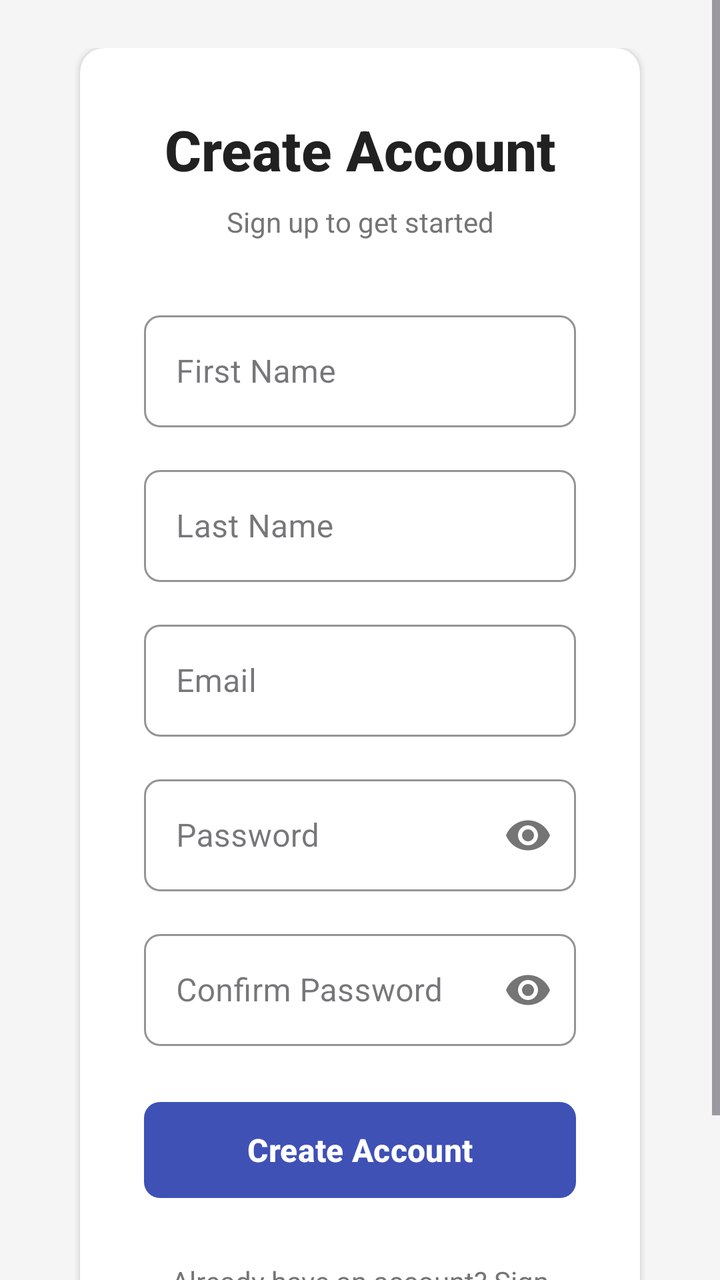
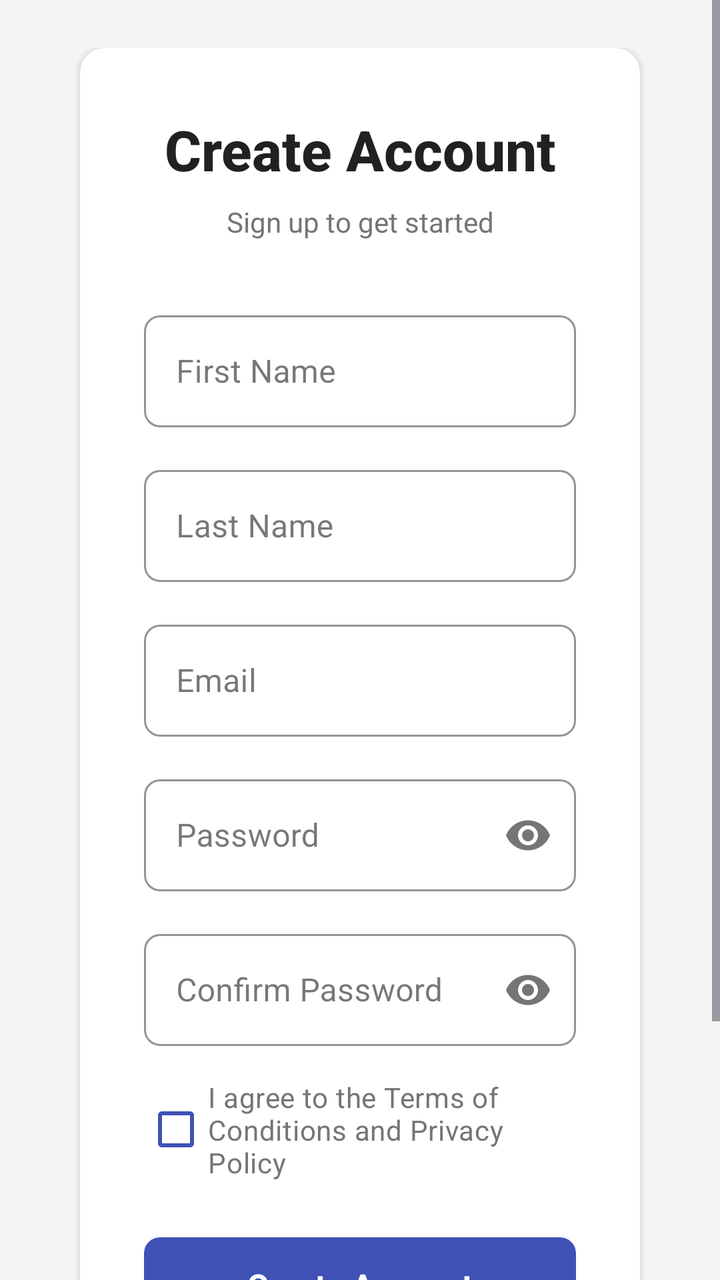

Two renders of the same Android screen: before a commit and after it. Below are the layout's source before the change and the commit's diff.
<!-- AndroidManifest.xml: application theme Theme.ProjectFlow -->
<!-- res/layout/fragment_register.xml -->
<?xml version="1.0" encoding="utf-8"?>
<ScrollView xmlns:android="http://schemas.android.com/apk/res/android"
    xmlns:app="http://schemas.android.com/apk/res-auto"
    android:layout_width="match_parent"
    android:layout_height="match_parent"
    android:fillViewport="true"
    android:background="@color/background_light">

    <androidx.constraintlayout.widget.ConstraintLayout
        android:layout_width="match_parent"
        android:layout_height="wrap_content"
        android:padding="24dp">

        <androidx.cardview.widget.CardView
            android:id="@+id/register_card"
            android:layout_width="0dp"
            android:layout_height="wrap_content"
            android:layout_marginStart="16dp"
            android:layout_marginEnd="16dp"
            app:cardCornerRadius="12dp"
            app:cardElevation="2dp"
            app:cardBackgroundColor="@color/card_background"
            app:layout_constraintTop_toTopOf="parent"
            app:layout_constraintStart_toStartOf="parent"
            app:layout_constraintEnd_toEndOf="parent"
            app:layout_constraintBottom_toBottomOf="parent"
            app:layout_constraintVertical_bias="0.5">

            <LinearLayout
                android:layout_width="match_parent"
                android:layout_height="wrap_content"
                android:orientation="vertical"
                android:padding="32dp">

                <TextView
                    android:id="@+id/register_title"
                    android:layout_width="match_parent"
                    android:layout_height="wrap_content"
                    android:text="Create Account"
                    android:textSize="28sp"
                    android:textColor="@color/text_primary"
                    android:textStyle="bold"
                    android:fontFamily="sans-serif-medium"
                    android:gravity="center"
                    android:layout_marginBottom="8dp"/>

                <TextView
                    android:id="@+id/register_subtitle"
                    android:layout_width="match_parent"
                    android:layout_height="wrap_content"
                    android:text="Sign up to get started"
                    android:textSize="14sp"
                    android:textColor="@color/text_secondary"
                    android:gravity="center"
                    android:layout_marginBottom="32dp"/>

                <com.google.android.material.textfield.TextInputLayout
                    android:id="@+id/firstName_input_layout"
                    android:layout_width="match_parent"
                    android:layout_height="wrap_content"
                    android:hint="First Name"
                    app:hintTextColor="@color/text_hint"
                    app:boxStrokeColor="@color/primary"
                    app:boxBackgroundColor="@color/input_background"
                    app:boxCornerRadiusTopStart="8dp"
                    app:boxCornerRadiusTopEnd="8dp"
                    app:boxCornerRadiusBottomStart="8dp"
                    app:boxCornerRadiusBottomEnd="8dp"
                    app:boxStrokeWidth="1dp"
                    app:boxStrokeWidthFocused="2dp"
                    android:layout_marginBottom="16dp"
                    style="@style/Widget.MaterialComponents.TextInputLayout.OutlinedBox">

                    <com.google.android.material.textfield.TextInputEditText
                        android:id="@+id/firstName"
                        android:layout_width="match_parent"
                        android:layout_height="wrap_content"
                        android:inputType="textPersonName"
                        android:textSize="16sp"
                        android:textColor="@color/text_primary"
                        android:padding="16dp"
                        android:minHeight="56dp"/>

                </com.google.android.material.textfield.TextInputLayout>

                <com.google.android.material.textfield.TextInputLayout
                    android:id="@+id/lastName_input_layout"
                    android:layout_width="match_parent"
                    android:layout_height="wrap_content"
                    android:hint="Last Name"
                    app:hintTextColor="@color/text_hint"
                    app:boxStrokeColor="@color/primary"
                    app:boxBackgroundColor="@color/input_background"
                    app:boxCornerRadiusTopStart="8dp"
                    app:boxCornerRadiusTopEnd="8dp"
                    app:boxCornerRadiusBottomStart="8dp"
                    app:boxCornerRadiusBottomEnd="8dp"
                    app:boxStrokeWidth="1dp"
                    app:boxStrokeWidthFocused="2dp"
                    android:layout_marginBottom="16dp"
                    style="@style/Widget.MaterialComponents.TextInputLayout.OutlinedBox">

                    <com.google.android.material.textfield.TextInputEditText
                        android:id="@+id/lastName"
                        android:layout_width="match_parent"
                        android:layout_height="wrap_content"
                        android:inputType="textPersonName"
                        android:textSize="16sp"
                        android:textColor="@color/text_primary"
                        android:padding="16dp"
                        android:minHeight="56dp"/>

                </com.google.android.material.textfield.TextInputLayout>

                <com.google.android.material.textfield.TextInputLayout
                    android:id="@+id/email_input_layout"
                    android:layout_width="match_parent"
                    android:layout_height="wrap_content"
                    android:hint="Email"
                    app:hintTextColor="@color/text_hint"
                    app:boxStrokeColor="@color/primary"
                    app:boxBackgroundColor="@color/input_background"
                    app:boxCornerRadiusTopStart="8dp"
                    app:boxCornerRadiusTopEnd="8dp"
                    app:boxCornerRadiusBottomStart="8dp"
                    app:boxCornerRadiusBottomEnd="8dp"
                    app:boxStrokeWidth="1dp"
                    app:boxStrokeWidthFocused="2dp"
                    android:layout_marginBottom="16dp"
                    style="@style/Widget.MaterialComponents.TextInputLayout.OutlinedBox">

                    <com.google.android.material.textfield.TextInputEditText
                        android:id="@+id/email"
                        android:layout_width="match_parent"
                        android:layout_height="wrap_content"
                        android:inputType="textEmailAddress"
                        android:textSize="16sp"
                        android:textColor="@color/text_primary"
                        android:padding="16dp"
                        android:minHeight="56dp"/>

                </com.google.android.material.textfield.TextInputLayout>

                <com.google.android.material.textfield.TextInputLayout
                    android:id="@+id/password_input_layout"
                    android:layout_width="match_parent"
                    android:layout_height="wrap_content"
                    android:hint="Password"
                    app:hintTextColor="@color/text_hint"
                    app:boxStrokeColor="@color/primary"
                    app:boxBackgroundColor="@color/input_background"
                    app:boxCornerRadiusTopStart="8dp"
                    app:boxCornerRadiusTopEnd="8dp"
                    app:boxCornerRadiusBottomStart="8dp"
                    app:boxCornerRadiusBottomEnd="8dp"
                    app:boxStrokeWidth="1dp"
                    app:boxStrokeWidthFocused="2dp"
                    app:endIconMode="password_toggle"
                    app:endIconTint="@color/text_secondary"
                    android:layout_marginBottom="16dp"
                    style="@style/Widget.MaterialComponents.TextInputLayout.OutlinedBox">

                    <com.google.android.material.textfield.TextInputEditText
                        android:id="@+id/password"
                        android:layout_width="match_parent"
                        android:layout_height="wrap_content"
                        android:inputType="textPassword"
                        android:textSize="16sp"
                        android:textColor="@color/text_primary"
                        android:padding="16dp"
                        android:minHeight="56dp"/>

                </com.google.android.material.textfield.TextInputLayout>

                <com.google.android.material.textfield.TextInputLayout
                    android:id="@+id/confirmPassword_input_layout"
                    android:layout_width="match_parent"
                    android:layout_height="wrap_content"
                    android:hint="Confirm Password"
                    app:hintTextColor="@color/text_hint"
                    app:boxStrokeColor="@color/primary"
                    app:boxBackgroundColor="@color/input_background"
                    app:boxCornerRadiusTopStart="8dp"
                    app:boxCornerRadiusTopEnd="8dp"
                    app:boxCornerRadiusBottomStart="8dp"
                    app:boxCornerRadiusBottomEnd="8dp"
                    app:boxStrokeWidth="1dp"
                    app:boxStrokeWidthFocused="2dp"
                    app:endIconMode="password_toggle"
                    app:endIconTint="@color/text_secondary"
                    android:layout_marginBottom="24dp"
                    style="@style/Widget.MaterialComponents.TextInputLayout.OutlinedBox">

                    <com.google.android.material.textfield.TextInputEditText
                        android:id="@+id/confirmPassword"
                        android:layout_width="match_parent"
                        android:layout_height="wrap_content"
                        android:inputType="textPassword"
                        android:textSize="16sp"
                        android:textColor="@color/text_primary"
                        android:padding="16dp"
                        android:minHeight="56dp"/>

                </com.google.android.material.textfield.TextInputLayout>

                <com.google.android.material.button.MaterialButton
                    android:id="@+id/registerBtn"
                    android:layout_width="match_parent"
                    android:layout_height="56dp"
                    android:text="Create Account"
                    android:textSize="16sp"
                    android:textStyle="bold"
                    android:textColor="@color/white"
                    app:backgroundTint="@color/primary"
                    app:cornerRadius="8dp"
                    app:elevation="0dp"
                    android:stateListAnimator="@null"
                    android:layout_marginBottom="16dp"/>

                <TextView
                    android:id="@+id/goLoginText"
                    android:layout_width="match_parent"
                    android:layout_height="wrap_content"
                    android:text="Already have an account? Sign in"
                    android:textSize="14sp"
                    android:textColor="@color/text_secondary"
                    android:gravity="center"
                    android:padding="12dp"
                    android:clickable="true"
                    android:focusable="true"
                    android:foreground="?attr/selectableItemBackground"/>

            </LinearLayout>

        </androidx.cardview.widget.CardView>

    </androidx.constraintlayout.widget.ConstraintLayout>

</ScrollView>
<!-- resources referenced by this layout -->
<resources>
  <color name="background_light">#F5F5F5</color>
  <color name="card_background">#FFFFFF</color>
  <color name="input_background">#FFFFFF</color>
  <color name="primary">#3F51B5</color>
  <color name="text_hint">#9E9E9E</color>
  <color name="text_primary">#212121</color>
  <color name="text_secondary">#757575</color>
  <color name="white">#FFFFFF</color>
  <style name="Theme.ProjectFlow" parent="Base.Theme.ProjectFlow" />
  <style name="Base.Theme.ProjectFlow" parent="Theme.Material3.DayNight.NoActionBar">
          
          
      </style>
</resources>

<!-- the commit's change to res/layout/fragment_register.xml (unified diff, before → after) -->
@@ -188,20 +188,30 @@
                     app:boxStrokeWidthFocused="2dp"
                     app:endIconMode="password_toggle"
                     app:endIconTint="@color/text_secondary"
+                    android:layout_marginBottom="16dp"
+                    style="@style/Widget.MaterialComponents.TextInputLayout.OutlinedBox">
+
+                    <com.google.android.material.textfield.TextInputEditText
+                        android:id="@+id/confirmPassword"
+                        android:layout_width="match_parent"
+                        android:layout_height="wrap_content"
+                        android:inputType="textPassword"
+                        android:textSize="16sp"
+                        android:textColor="@color/text_primary"
+                        android:padding="16dp"
+                        android:minHeight="56dp"/>
+
+                </com.google.android.material.textfield.TextInputLayout>
+
+                <com.google.android.material.checkbox.MaterialCheckBox
+                    android:id="@+id/termsCheckbox"
+                    android:layout_width="match_parent"
+                    android:layout_height="wrap_content"
+                    android:text="I agree to the Terms of Conditions and Privacy Policy"
+                    android:textColor="@color/text_secondary"
+                    android:textSize="14sp"
                     android:layout_marginBottom="24dp"
-                    style="@style/Widget.MaterialComponents.TextInputLayout.OutlinedBox">
-
-                    <com.google.android.material.textfield.TextInputEditText
-                        android:id="@+id/confirmPassword"
-                        android:layout_width="match_parent"
-                        android:layout_height="wrap_content"
-                        android:inputType="textPassword"
-                        android:textSize="16sp"
-                        android:textColor="@color/text_primary"
-                        android:padding="16dp"
-                        android:minHeight="56dp"/>
-
-                </com.google.android.material.textfield.TextInputLayout>
+                    android:buttonTint="@color/primary" />
 
                 <com.google.android.material.button.MaterialButton
                     android:id="@+id/registerBtn"
